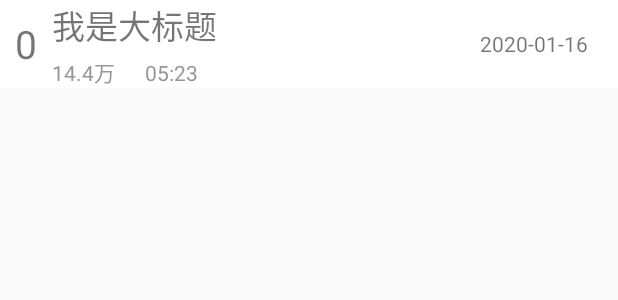
After one commit to anjiemo/Himalaya, an Android app: the layout item_album_detail.xml on its own in the app's theme, with its tools: preview values and no code run, on a phone screen of 412 x 824 dp. The commit adds this screen. Shown: the top 300 px of the screen. Run offline under Robolectric (Android 15) with nearby library versions, the phone set to English and light mode, and no system bars.

Commit message:
编写详情界面的列表适配器和布局。

```diff
--- a/app/src/main/res/layout/activity_detail.xml
+++ b/app/src/main/res/layout/activity_detail.xml
@@ -4,7 +4,7 @@
     xmlns:tools="http://schemas.android.com/tools"
     android:layout_width="match_parent"
     android:layout_height="match_parent"
-    android:background="#4D4D4D"
+    android:background="#ffF4F4F4"
     tools:context=".DetailActivity">
 
     <ImageView
@@ -114,6 +114,7 @@
     </LinearLayout>
 
     <androidx.recyclerview.widget.RecyclerView
+        android:id="@+id/album_detail_list"
         android:layout_width="match_parent"
         android:layout_height="match_parent"
         android:layout_below="@id/player_control_container" />
--- a/app/src/main/res/layout/fragment_recommend.xml
+++ b/app/src/main/res/layout/fragment_recommend.xml
@@ -19,7 +19,7 @@
         <androidx.recyclerview.widget.RecyclerView
             android:id="@+id/recommend_list"
             android:layout_width="match_parent"
-            android:background="#F4F4F4"
+            android:background="#ffF4F4F4"
             android:layout_height="match_parent"
             android:overScrollMode="never" />
     </FrameLayout>
--- /dev/null
+++ b/app/src/main/res/layout/item_album_detail.xml
@@ -0,0 +1,63 @@
+<?xml version="1.0" encoding="utf-8"?>
+<RelativeLayout xmlns:android="http://schemas.android.com/apk/res/android"
+    android:layout_width="match_parent"
+    android:layout_height="wrap_content"
+    android:background="@color/white">
+
+    <TextView
+        android:id="@+id/order_text"
+        android:layout_width="wrap_content"
+        android:layout_height="wrap_content"
+        android:layout_centerVertical="true"
+        android:padding="10dp"
+        android:text="0"
+        android:textSize="26sp" />
+
+    <LinearLayout
+        android:layout_width="match_parent"
+        android:layout_height="wrap_content"
+        android:layout_centerVertical="true"
+        android:layout_toRightOf="@id/order_text"
+        android:orientation="vertical">
+
+        <TextView
+            android:layout_width="wrap_content"
+            android:layout_height="wrap_content"
+            android:layout_marginRight="100dp"
+            android:ellipsize="end"
+            android:maxLines="1"
+            android:text="我是大标题"
+            android:textSize="22sp" />
+
+        <LinearLayout
+            android:layout_width="match_parent"
+            android:layout_height="wrap_content"
+            android:layout_marginTop="4dp"
+            android:orientation="horizontal">
+
+            <TextView
+                android:layout_width="wrap_content"
+                android:layout_height="wrap_content"
+                android:text="14.4万"
+                android:textColor="#979797" />
+
+            <TextView
+                android:layout_width="wrap_content"
+                android:layout_height="wrap_content"
+                android:layout_marginLeft="20dp"
+                android:text="05:23"
+                android:textColor="#979797" />
+
+        </LinearLayout>
+
+    </LinearLayout>
+
+    <TextView
+        android:layout_width="wrap_content"
+        android:layout_height="wrap_content"
+        android:layout_alignParentRight="true"
+        android:layout_centerVertical="true"
+        android:layout_marginRight="20dp"
+        android:text="2020-01-16" />
+
+</RelativeLayout>
```
Also changed, not shown: app/src/main/java/com/smart/himalaya/DetailActivity.java (+29 -1 lines), app/src/main/java/com/smart/himalaya/adapters/DetailListAdapter.java (added, +55 -0 lines), app/src/main/java/com/smart/himalaya/presenters/AlbumDetailPresenter.java (+7 -0 lines), 1 other file.
